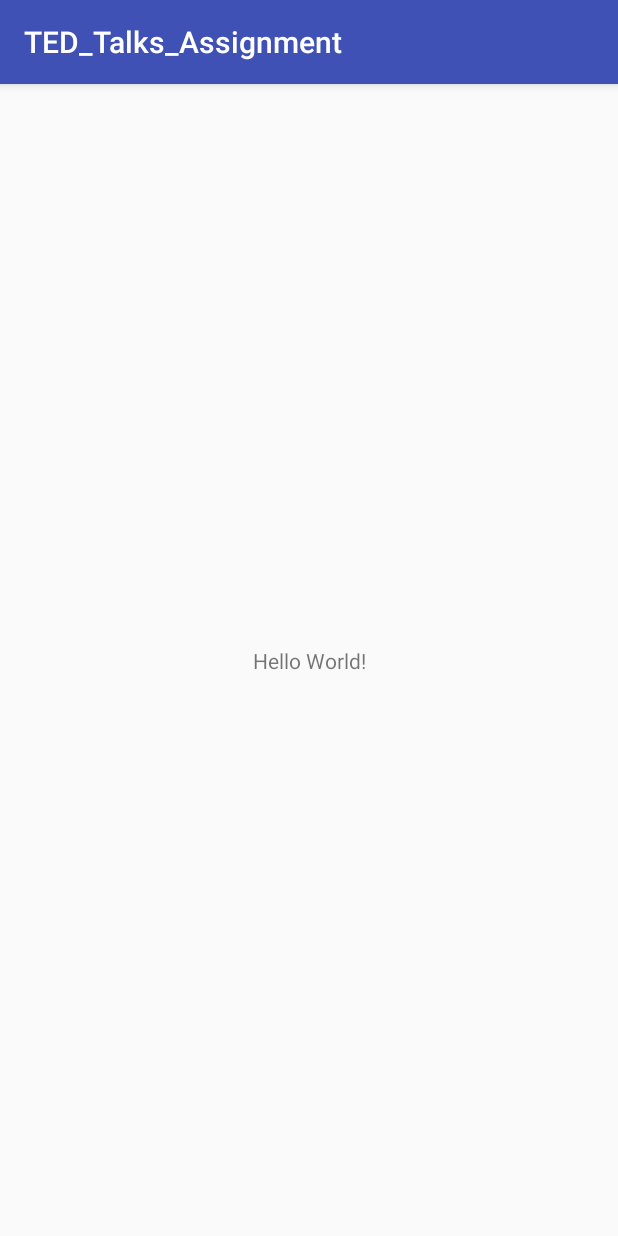
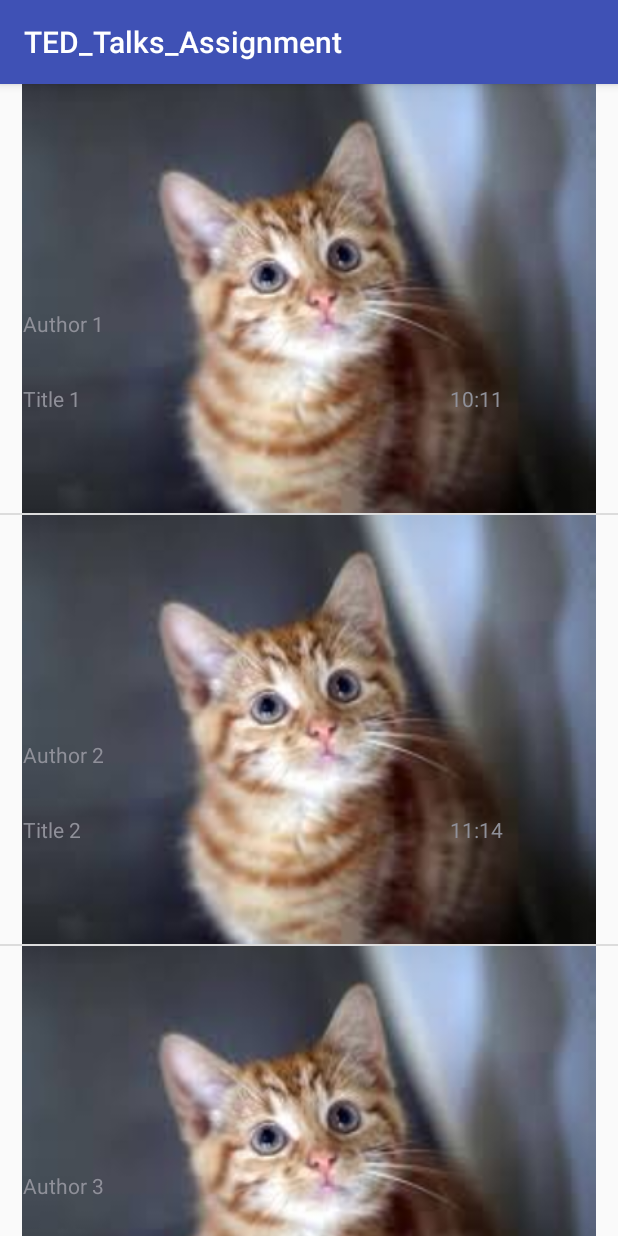
Before and after one commit to khinkhincho/TED_Talks_Assignment_KKC, an Android app: the screen it shows after launch (MainActivity), on a phone screen of 412 x 824 dp. Run offline under Robolectric (Android 15) with nearby library versions, the phone set to English and light mode, and no system bars.

```diff
--- a/app/src/main/java/com/padcmyanmar/ted/talks/assignment/MainActivity.java
+++ b/app/src/main/java/com/padcmyanmar/ted/talks/assignment/MainActivity.java
@@ -1,13 +1,72 @@
 package com.padcmyanmar.ted.talks.assignment;
 
+import android.content.Context;
+import android.support.annotation.NonNull;
+import android.support.annotation.Nullable;
 import android.support.v7.app.AppCompatActivity;
 import android.os.Bundle;
+import android.view.LayoutInflater;
+import android.view.View;
+import android.view.ViewGroup;
+import android.widget.ArrayAdapter;
+import android.widget.ImageView;
+import android.widget.ListView;
+import android.widget.TextView;
 
 public class MainActivity extends AppCompatActivity {
 
+    String []author={"Author 1","Author 2","Author 3"};
+    String []title={"Title 1","Title 2","Title 3"};
+    String []time={"10:11","11:14","11:30"};
+    int [] images={R.drawable.index,R.drawable.index,R.drawable.index};
+    ListView lv;
+
     @Override
     protected void onCreate(Bundle savedInstanceState) {
-        super.onCreate(savedInstanceState);
-        setContentView(R.layout.activity_main);
+        super.onCreate(savedInstanceState);// default
+        setContentView(R.layout.activity_main);// default
+
+        lv= (ListView) findViewById(R.id.idListView);
+        MyAdapter adapter=new MyAdapter(getApplicationContext(), author, title, time, images);
+        lv.setAdapter(adapter);
     }
 }
+
+class MyAdapter extends ArrayAdapter {
+
+    int[] imageArray;
+    String[] authorArray;
+    String[] titleArray;
+    String[] timeArray;
+
+    public MyAdapter(Context context, String[] strAuthor, String[] strTitle, String[] strTime, int[] image)
+    {
+        super(context,R.layout.main_list_item, R.id.txtTitle, strTitle);
+        this.imageArray=image;
+        this.authorArray=strAuthor;
+        this.titleArray=strTitle;
+        this.timeArray=strTime;
+    }
+
+
+    @NonNull
+    @Override
+    public View getView(int position, @Nullable View convertView, @NonNull ViewGroup parent) {
+
+        LayoutInflater inflater = (LayoutInflater) getContext().getSystemService(Context.LAYOUT_INFLATER_SERVICE);
+        View row = inflater.inflate(R.layout.main_list_item, parent,false);
+
+        ImageView myImage=(ImageView) row.findViewById(R.id.imageView);
+        TextView myAuthor=(TextView) row.findViewById(R.id.txtAuthor);
+        TextView myTitle=(TextView) row.findViewById(R.id.txtTitle);
+        TextView myTime=(TextView) row.findViewById(R.id.txtTime);
+
+        myImage.setImageResource(imageArray[position]);
+        myAuthor.setText(authorArray[position]);
+        myTitle.setText(titleArray[position]);
+        myTime.setText(timeArray[position]);
+
+        //return super.getView(position, convertView, parent);
+        return row;
+    }
+}
--- a/app/src/main/res/layout/activity_main.xml
+++ b/app/src/main/res/layout/activity_main.xml
@@ -1,18 +1,16 @@
 <?xml version="1.0" encoding="utf-8"?>
-<android.support.constraint.ConstraintLayout xmlns:android="http://schemas.android.com/apk/res/android"
+<LinearLayout xmlns:android="http://schemas.android.com/apk/res/android"
     xmlns:app="http://schemas.android.com/apk/res-auto"
     xmlns:tools="http://schemas.android.com/tools"
     android:layout_width="match_parent"
     android:layout_height="match_parent"
+    android:orientation="vertical"
     tools:context=".MainActivity">
 
-    <TextView
-        android:layout_width="wrap_content"
-        android:layout_height="wrap_content"
-        android:text="Hello World!"
-        app:layout_constraintBottom_toBottomOf="parent"
-        app:layout_constraintLeft_toLeftOf="parent"
-        app:layout_constraintRight_toRightOf="parent"
-        app:layout_constraintTop_toTopOf="parent" />
 
-</android.support.constraint.ConstraintLayout>
+    <ListView
+        android:layout_width="match_parent"
+        android:layout_height="match_parent"
+        android:id="@+id/idListView"
+        />
+</LinearLayout>
--- /dev/null
+++ b/app/src/main/res/layout/main_list_item.xml
@@ -0,0 +1,47 @@
+<?xml version="1.0" encoding="utf-8"?>
+<RelativeLayout xmlns:android="http://schemas.android.com/apk/res/android"
+    xmlns:app="http://schemas.android.com/apk/res-auto"
+    android:layout_width="match_parent"
+    android:layout_height="match_parent">
+
+    <ImageView
+        android:id="@+id/imageView"
+        android:layout_width="match_parent"
+        android:layout_height="286dp"
+        android:layout_weight="1"
+        app:srcCompat="@drawable/index" />
+
+    <TextView
+        android:id="@+id/txtAuthor"
+        android:layout_width="wrap_content"
+        android:layout_height="wrap_content"
+        android:layout_marginLeft="15dp"
+        android:layout_marginTop="150dp"
+        android:text="TextView" />
+
+    <TextView
+        android:id="@+id/txtTitle"
+        android:layout_width="wrap_content"
+        android:layout_height="wrap_content"
+        android:layout_marginLeft="15dp"
+        android:layout_marginTop="200dp"
+        android:text="TextView" />
+
+    <TextView
+        android:id="@+id/txtTime"
+        android:layout_width="wrap_content"
+        android:layout_height="wrap_content"
+
+        android:layout_marginTop="200dp"
+        android:layout_marginLeft="300dp"
+        android:text="TextView" />
+
+<!--    <android.support.v7.widget.RecyclerView
+        android:layout_width="wrap_content"
+        android:layout_height="wrap_content"
+        android:layout_alignParentBottom="true"
+        android:layout_alignParentEnd="true"
+        android:layout_marginBottom="145dp"
+        android:layout_marginEnd="39dp"
+        android:id="@+id/recyclerItem"/>-->
+</RelativeLayout>
```
Also changed, not shown: app/src/main/res/drawable/index.jpg (added).
